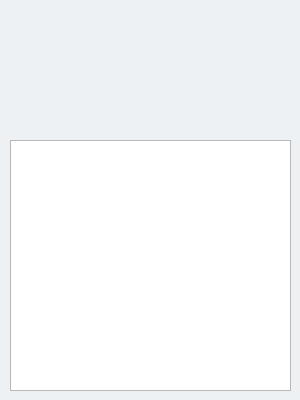
Before: the Qt Designer form mainwindow.ui in flxw/scplay, drawn with Qt 5.
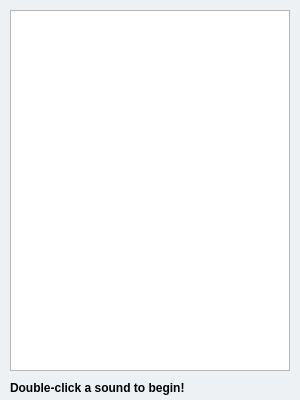
After: the same form once the commit is applied. Custom widgets are drawn as their Qt base class.

Commit message: Improve design, remove some debug output

```diff
--- a/mainwindow.ui
+++ b/mainwindow.ui
@@ -24,9 +24,9 @@
     <property name="geometry">
      <rect>
       <x>10</x>
-      <y>140</y>
-      <width>281</width>
-      <height>251</height>
+      <y>10</y>
+      <width>280</width>
+      <height>361</height>
      </rect>
     </property>
     <property name="horizontalScrollBarPolicy">
@@ -37,12 +37,34 @@
     <property name="geometry">
      <rect>
       <x>0</x>
-      <y>0</y>
+      <y>-140</y>
       <width>300</width>
       <height>140</height>
      </rect>
     </property>
    </widget>
+   <widget class="QLabel" name="footerLabel">
+    <property name="geometry">
+     <rect>
+      <x>10</x>
+      <y>375</y>
+      <width>281</width>
+      <height>20</height>
+     </rect>
+    </property>
+    <property name="font">
+     <font>
+      <weight>75</weight>
+      <bold>true</bold>
+     </font>
+    </property>
+    <property name="text">
+     <string>Double-click a sound to begin!</string>
+    </property>
+    <property name="alignment">
+     <set>Qt::AlignBottom|Qt::AlignLeading|Qt::AlignLeft</set>
+    </property>
+   </widget>
   </widget>
  </widget>
  <layoutdefault spacing="6" margin="11"/>
```
The commit also changes 5 other files.
